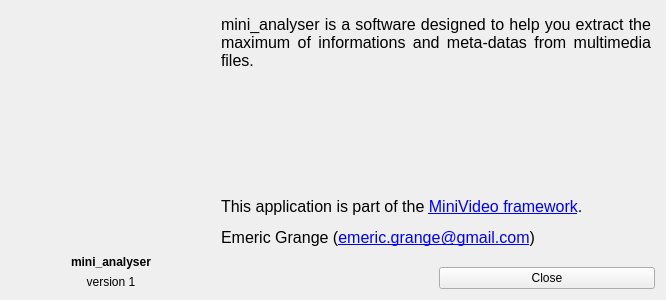
emericg/MiniVideo, file mini_analyser/ui/about.ui: the form before one commit.
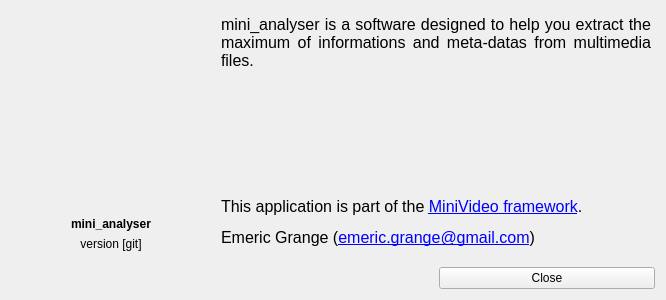
The form after the commit. Icons and pictures are not drawn.

Commit message: Update mini_analyser about window

Patch:
```diff
--- a/mini_analyser/ui/about.ui
+++ b/mini_analyser/ui/about.ui
@@ -48,19 +48,6 @@
       <property name="bottomMargin">
        <number>0</number>
       </property>
-      <item>
-       <spacer name="verticalSpacer">
-        <property name="orientation">
-         <enum>Qt::Vertical</enum>
-        </property>
-        <property name="sizeHint" stdset="0">
-         <size>
-          <width>303</width>
-          <height>78</height>
-         </size>
-        </property>
-       </spacer>
-      </item>
       <item>
        <widget class="QLabel" name="icon">
         <property name="minimumSize">
@@ -105,7 +92,7 @@
       <item>
        <widget class="QLabel" name="label_version">
         <property name="text">
-         <string>version 1</string>
+         <string>version [git]</string>
         </property>
         <property name="alignment">
          <set>Qt::AlignCenter</set>
```
